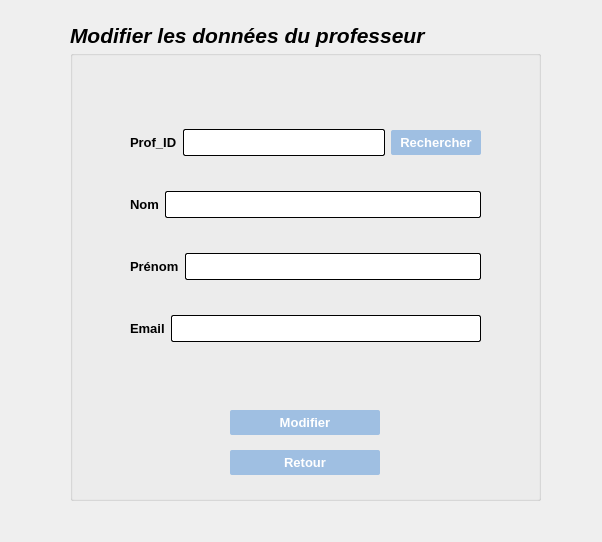
aminabkl/Departement_Management, file editprof.ui: the form before one commit.
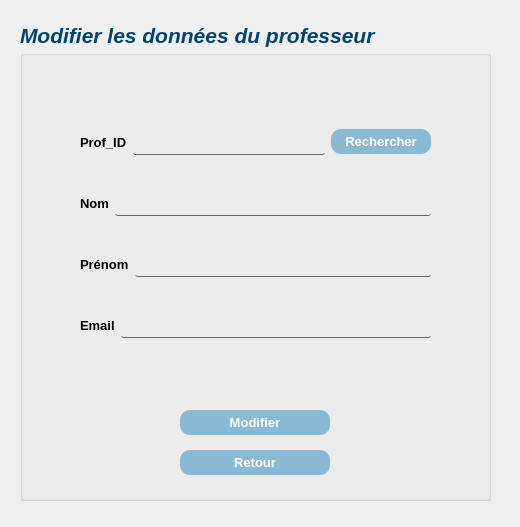
The form after the commit.

What changed in the file:
```diff
--- a/editprof.ui
+++ b/editprof.ui
@@ -6,8 +6,8 @@
    <rect>
     <x>0</x>
     <y>0</y>
-    <width>602</width>
-    <height>542</height>
+    <width>520</width>
+    <height>527</height>
    </rect>
   </property>
   <property name="windowTitle">
@@ -16,7 +16,7 @@
   <widget class="QGroupBox" name="groupBox">
    <property name="geometry">
     <rect>
-     <x>70</x>
+     <x>20</x>
      <y>50</y>
      <width>471</width>
      <height>451</height>
@@ -42,11 +42,12 @@
     </property>
     <property name="styleSheet">
      <string notr="true">QPushButton{
-color: #ffffff;
-border-radius:2px;
-background-color: rgb(159, 191, 226);
+color: #ffffff; 
+background-color: #8AB9D3;
 height: 25px;
 font-size:13px;
+border-radius:10px;
+width:100px;
 }
 QPushButton:hover:!pressed
 {
@@ -78,11 +79,12 @@
     </property>
     <property name="styleSheet">
      <string notr="true">QPushButton{
-color: #ffffff;
-border-radius:2px;
-background-color: rgb(159, 191, 226);
+color: #ffffff; 
+background-color: #8AB9D3;
 height: 25px;
 font-size:13px;
+border-radius:10px;
+width:100px;
 }
 QPushButton:hover:!pressed
 {
@@ -132,10 +134,15 @@
          </property>
          <property name="styleSheet">
           <string notr="true">QLineEdit{
-	background-color: rgb(255, 255, 255);
+		background-color: rgb(255, 255, 255);
 	 border: 1px  solid;
      border-radius: 2px;
+background:transparent;
+border-top: 10px solid rrgb(255, 255, 255);
+border:none;
+border-bottom: 1px solid rgb(103, 103, 103);
 height:25px;
+color:black;
 }</string>
          </property>
         </widget>
@@ -150,12 +157,12 @@
          </property>
          <property name="styleSheet">
           <string notr="true">QPushButton{
-color: #ffffff;
-border-radius:2px;
-background-color: rgb(159, 191, 226);
+color: #ffffff; 
+background-color: #8AB9D3;
 height: 25px;
-width:90px;
 font-size:13px;
+border-radius:10px;
+width:100px;
 }
 QPushButton:hover:!pressed
 {
@@ -198,10 +205,15 @@
          </property>
          <property name="styleSheet">
           <string notr="true">QLineEdit{
-	background-color: rgb(255, 255, 255);
+		background-color: rgb(255, 255, 255);
 	 border: 1px  solid;
      border-radius: 2px;
+background:transparent;
+border-top: 10px solid rrgb(255, 255, 255);
+border:none;
+border-bottom: 1px solid rgb(103, 103, 103);
 height:25px;
+color:black;
 }</string>
          </property>
         </widget>
@@ -233,10 +245,15 @@
          </property>
          <property name="styleSheet">
           <string notr="true">QLineEdit{
-	background-color: rgb(255, 255, 255);
+		background-color: rgb(255, 255, 255);
 	 border: 1px  solid;
      border-radius: 2px;
+background:transparent;
+border-top: 10px solid rrgb(255, 255, 255);
+border:none;
+border-bottom: 1px solid rgb(103, 103, 103);
 height:25px;
+color:black;
 }</string>
          </property>
          <property name="echoMode">
@@ -271,10 +288,15 @@
          </property>
          <property name="styleSheet">
           <string notr="true">QLineEdit{
-	background-color: rgb(255, 255, 255);
+			background-color: rgb(255, 255, 255);
 	 border: 1px  solid;
      border-radius: 2px;
+background:transparent;
+border-top: 10px solid rrgb(255, 255, 255);
+border:none;
+border-bottom: 1px solid rgb(103, 103, 103);
 height:25px;
+color:black;
 }</string>
          </property>
          <property name="echoMode">
@@ -290,7 +312,7 @@
   <widget class="QLabel" name="label_5">
    <property name="geometry">
     <rect>
-     <x>70</x>
+     <x>20</x>
      <y>10</y>
      <width>361</width>
      <height>51</height>
@@ -303,6 +325,9 @@
      <bold>true</bold>
     </font>
    </property>
+   <property name="styleSheet">
+    <string notr="true">color:#00456D ; </string>
+   </property>
    <property name="text">
     <string>Modifier les données du professeur</string>
    </property>
```
Left out of the diff: 9 changed lines with no effect on the pictures.
